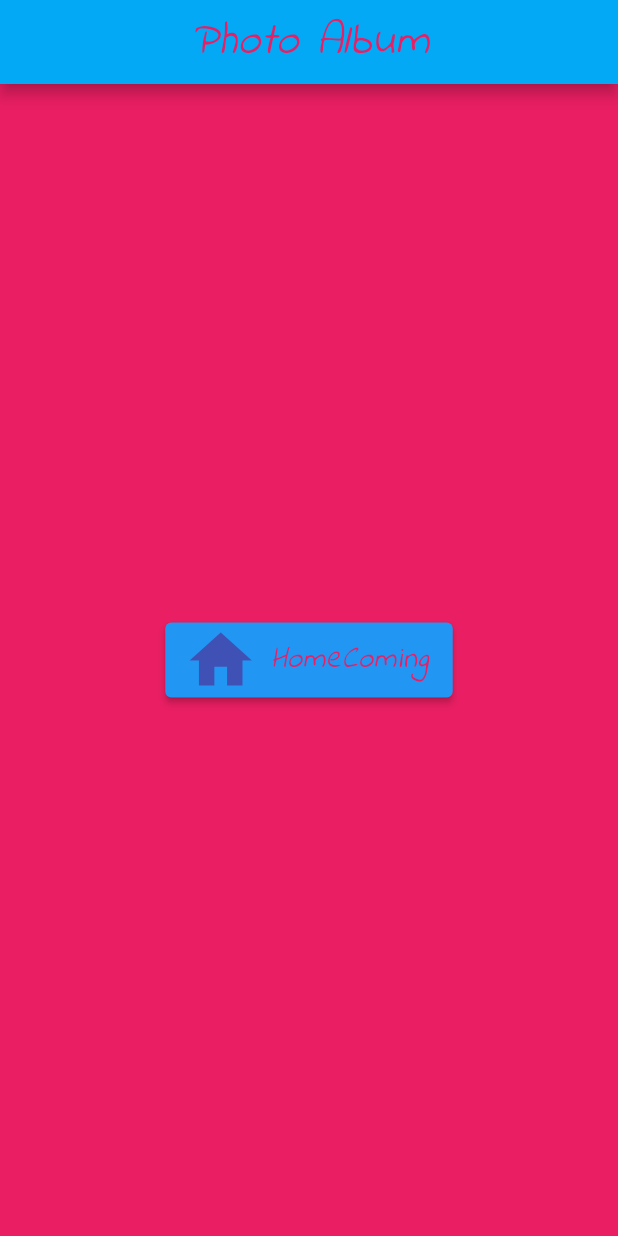
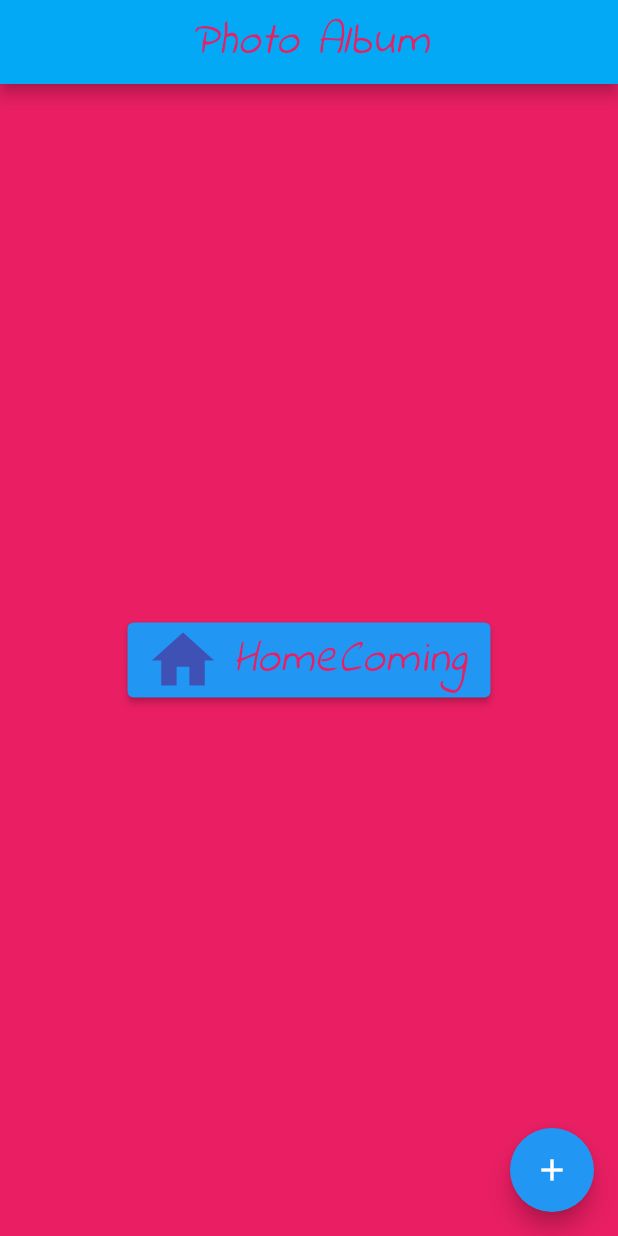
Before and after one commit to lodyne/fluttering, a Flutter app: the screen it shows after launch, on a phone screen of 412 x 824 dp. Run offline on Flutter 3.47's test engine with Material 2 defaults, Android fonts, the phone set to English and light mode, and no system bars.

Commit message:
feat(floatingButton):add floatingButton with IconData

```diff
--- a/newApp/lib/main.dart
+++ b/newApp/lib/main.dart
@@ -45,7 +45,7 @@ class HomePage extends StatelessWidget {
             label: const Text(
               "HomeComing",
               style: TextStyle(
-                fontSize: 20.0,
+                fontSize: 30.0,
                 fontStyle: FontStyle.italic,
                 fontFamily: 'IndieFlower',
                 letterSpacing: 0.5,
@@ -55,19 +55,14 @@ class HomePage extends StatelessWidget {
           ),
         ),
         backgroundColor: Colors.pink,
-        // bottomNavigationBar: BottomNavigationBar(
-        //   items: const [
-        //     BottomNavigationBarItem(
-        //         icon: Icon(
-        //       Icons.home,
-        //     )),
-        //     BottomNavigationBarItem(
-        //       icon: Icon(
-        //         Icons.search,
-        //       ),
-        //     )
-        //   ],
-        // ),
+        floatingActionButton: FloatingActionButton(
+          onPressed: () {},
+          child: IconButton(
+              onPressed: () {},
+              icon: const Icon(
+                Icons.add,
+              )),
+        ),
       ),
     );
   }
```
